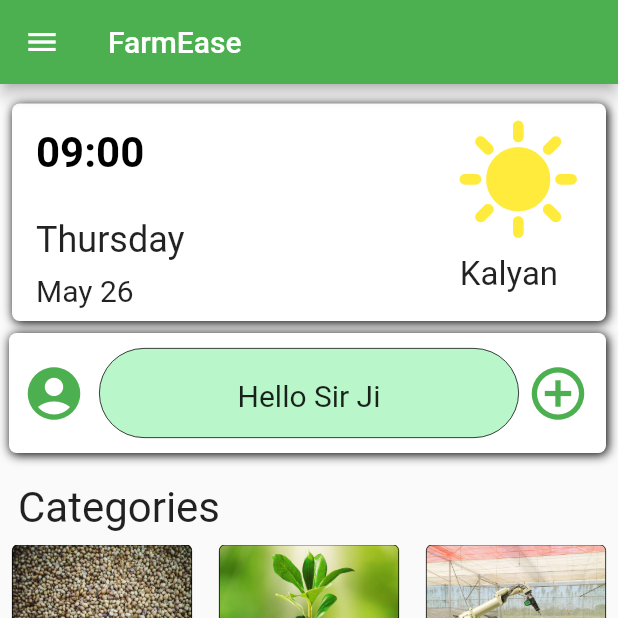
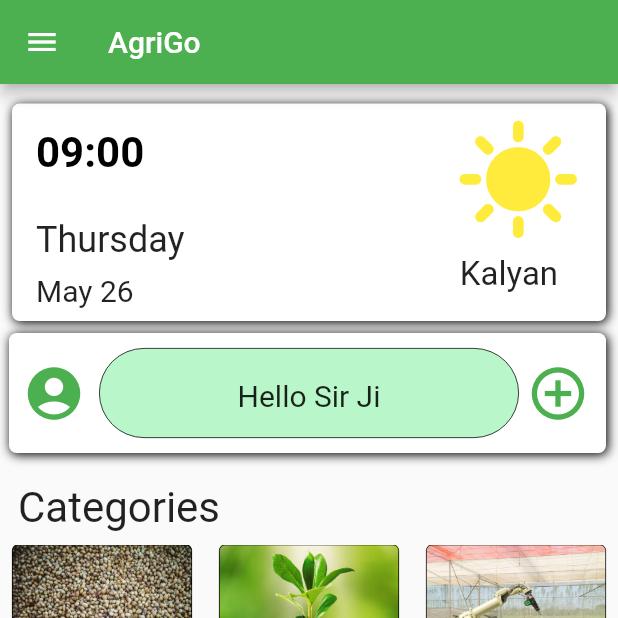
Before and after one commit to vineetsingh-27/flutter_login, a Flutter app: the screen it shows once a user with an empty profile is signed in, on a phone screen of 412 x 824 dp, the top half of it. Run offline on Flutter 3.47's test engine with Material 2 defaults, Android fonts, the phone set to English and light mode, and no system bars; drawn by our look-alikes of carousel_slider; our stand-ins replace firebase_auth, firebase_core, geolocator, get, pinput, velocity_x and 1 more; accounts and stored records are empty.

Commit message:
home page updated

```diff
--- a/lib/main.dart
+++ b/lib/main.dart
@@ -42,7 +42,6 @@ class MyApp extends StatelessWidget {
         'fruits': (context) => const MyFruits(),
         'vegetable' : (context) => const MyVegetable(),
         'yojna_list': (context) => const MyYojnaList(),
-        // 'yojna_details': (context) => const MyYojnaDetails(),
         'rent' : (context) => const Rent(),
         'community_post' : (context) => const MyCommunityPost(),
       },
--- a/lib/screens/home/home.dart
+++ b/lib/screens/home/home.dart
@@ -4,14 +4,12 @@ import 'package:flutter_login/widget/banner_widget.dart';
 import '../../widget/calculator.dart';
 import '../../widget/categories.dart';
 import '../../widget/comment.dart';
+import '../../widget/crops/crops_widget.dart';
 import '../../widget/drawer_widget.dart';
 import '../../widget/home_screen_weather.dart';
-import '../crops/fruits_list.dart';
-import '../crops/vegetable_list.dart';
-import '../news/news.dart';
+import '../../widget/news_widget.dart';
+import '../../widget/yojna_widget.dart';
 import '../weather/weather.dart';
-import '../yojna/yojna_list.dart';
-
 
 class Home extends StatefulWidget {
   const Home({Key? key}) : super(key: key);
@@ -34,7 +32,7 @@ class _HomeState extends State<Home> {
     return Scaffold(
       appBar: AppBar(
         backgroundColor: Colors.green,
-        title: const Text("FarmEase"),
+        title: const Text("AgriGo"),
       ),
 
       /** Drawer */
@@ -63,6 +61,7 @@ class _HomeState extends State<Home> {
       body: SingleChildScrollView(
         child: Column(
           children: [
+
             /** Weather forecast **/
             InkWell(
               onTap: () {
@@ -115,6 +114,7 @@ class _HomeState extends State<Home> {
                 ),
               ),
             ),
+
             const CategoriesWidget(),
             /** Articles **/
 
@@ -129,46 +129,7 @@ class _HomeState extends State<Home> {
             const CalculatorWidget(),
 
             /** Daily News **/
-            InkWell(
-              onTap: () {
-                Navigator.push(
-                  context,
-                  MaterialPageRoute(
-                    builder: (context) => const MyNews(),
-                  ),
-                );
-              },
-              child: Card(
-                shadowColor: Colors.grey,
-                elevation: 3.0,
-                child: Container(
-                  alignment: Alignment.center,
-                  width: double.infinity,
-                  height: 150,
-                  margin: const EdgeInsets.only(top: 5),
-                  decoration: const BoxDecoration(
-                    color: Colors.white30,
-                  ),
-                  child: Row(
-                    mainAxisAlignment: MainAxisAlignment.center,
-                    children: const [
-                      Text(
-                        "Daily News",
-                        style: TextStyle(
-                          fontSize: 28,
-                          color: Colors.black,
-                        ),
-                      ),
-                      Icon(
-                        Icons.newspaper,
-                        size: 30,
-                        color: Colors.green,
-                      )
-                    ],
-                  ),
-                ),
-              ),
-            ),
+            const NewsWidget(),
 
             /** Info of crops **/
             const Align(
@@ -183,139 +144,16 @@ class _HomeState extends State<Home> {
                 ),
               ),
             ),
-            Row(
-              mainAxisAlignment: MainAxisAlignment.center,
-              children: [
-                Padding(
-                  padding: const EdgeInsets.only(left: 8, right: 8),
-                  child: InkWell(
-                    onTap: () {
-                      Navigator.push(
-                        context,
-                        MaterialPageRoute(
-                          builder: (context) => const MyFruits(),
-                        ),
-                      );
-                    },
-                    child: Container(
-                      width: 150,
-                      height: 150,
-                      decoration: BoxDecoration(
-                        color: Colors.white,
-                        boxShadow: const [
-                          BoxShadow(
-                            blurRadius: 5,
-                            offset: Offset(
-                              1,
-                              1,
-                            ),
-                          ),
-                        ],
-                        borderRadius: BorderRadius.circular(4),
-                        border: Border.all(
-                          width: 0.5,
-                        ),
-                        image: const DecorationImage(
-                            image: ExactAssetImage("assets/images/fruits.png"),
-                            alignment: Alignment.topCenter),
-                      ),
-                      child: const Align(
-                        alignment: Alignment.bottomCenter,
-                        child: Text(
-                          "Fruits",
-                          style: TextStyle(
-                            fontSize: 28,
-                          ),
-                        ),
-                      ),
-                    ),
-                  ),
-                ),
-                const SizedBox(
-                  width: 10,
-                ),
-                Padding(
-                  padding: const EdgeInsets.only(left: 8, right: 8),
-                  child: InkWell(
-                    onTap: () {
-                      Navigator.push(
-                        context,
-                        MaterialPageRoute(
-                          builder: (context) => const MyVegetable(),
-                        ),
-                      );
-                    },
-                    child: Container(
-                      width: 150,
-                      height: 150,
-                      decoration: BoxDecoration(
-                        boxShadow: const [
-                          BoxShadow(
-                            blurRadius: 5,
-                            offset: Offset(
-                              1,
-                              1,
-                            ),
-                          ),
-                        ],
-                        color: Colors.white,
-                        borderRadius: BorderRadius.circular(4),
-                        border: Border.all(
-                          width: 0.5,
-                        ),
-                        image: const DecorationImage(
-                            image: ExactAssetImage("assets/images/plant3.png"),
-                            alignment: Alignment.topCenter),
-                      ),
-                      child: const Align(
-                        alignment: Alignment.bottomCenter,
-                        child: Text(
-                          "Vegetable",
-                          style: TextStyle(
-                            fontSize: 28,
-                          ),
-                        ),
-                      ),
-                    ),
-                  ),
-                ),
-              ],
-            ),
+            const CropsWidget(),
+
             const SizedBox(
               height: 15,
             ),
 
 
-            InkWell(
-              onTap: () {
-                Navigator.push(
-                  context,
-                  MaterialPageRoute(
-                    builder: (context) => const MyYojnaList(),
-                  ),
-                );
-              },
-              child: Card(
-                shadowColor: Colors.grey,
-                elevation: 3.0,
-                child: Container(
-                  alignment: Alignment.center,
-                  width: double.infinity,
-                  height: 150,
-                  margin: const EdgeInsets.only(top: 5),
-                  decoration: const BoxDecoration(
-                    color: Colors.white30,
-                  ),
-                  child: const Text(
-                    "Krishi Scheme",
-                    style: TextStyle(
-                      fontSize: 28,
-                      color: Colors.black,
-                    ),
-                  ),
-                ),
-              ),
-            ),
+            /** Yojna Section **/
+            const YojnaWidget(),
+
             const SizedBox(
               height: 10,
             ),
```
Also changed, not shown: 11 other files.
